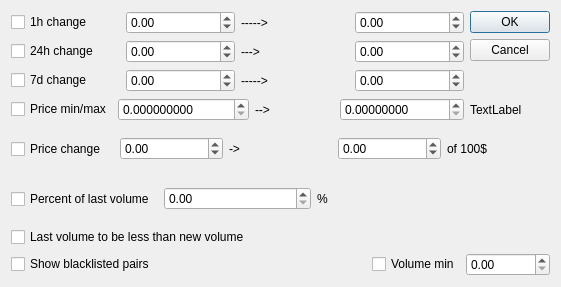
QTinman/CoinBrowser, file coinfilterdialog.ui: the form before one commit.
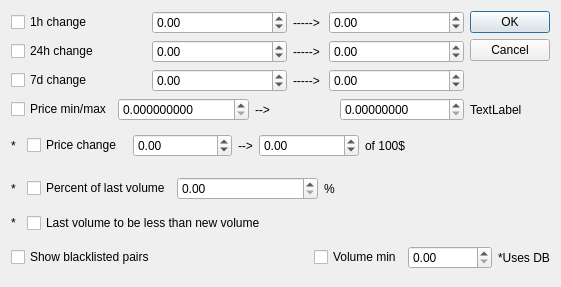
The form after the commit. Icons and pictures are not drawn.

What changed in the file:
```diff
--- a/coinfilterdialog.ui
+++ b/coinfilterdialog.ui
@@ -42,6 +42,12 @@
      </item>
      <item>
       <widget class="QLabel" name="label_2">
+       <property name="maximumSize">
+        <size>
+         <width>30</width>
+         <height>16777215</height>
+        </size>
+       </property>
        <property name="text">
         <string>-----&gt;</string>
        </property>
@@ -96,8 +102,14 @@
      </item>
      <item>
       <widget class="QLabel" name="label_3">
+       <property name="maximumSize">
+        <size>
+         <width>30</width>
+         <height>16777215</height>
+        </size>
+       </property>
        <property name="text">
-        <string>---&gt;</string>
+        <string>-----&gt;</string>
        </property>
       </widget>
      </item>
@@ -140,6 +152,12 @@
      </item>
      <item>
       <widget class="QLabel" name="label_4">
+       <property name="maximumSize">
+        <size>
+         <width>30</width>
+         <height>16777215</height>
+        </size>
+       </property>
        <property name="text">
         <string>-----&gt;</string>
        </property>
@@ -201,10 +219,36 @@
      </item>
     </layout>
    </item>
-   <item row="4" column="0" colspan="2">
+   <item row="3" column="1">
+    <widget class="QLabel" name="crypt">
+     <property name="text">
+      <string>TextLabel</string>
+     </property>
+    </widget>
+   </item>
+   <item row="4" column="0">
     <layout class="QHBoxLayout" name="horizontalLayout_5">
+     <item>
+      <widget class="QLabel" name="label_6">
+       <property name="maximumSize">
+        <size>
+         <width>10</width>
+         <height>16777215</height>
+        </size>
+       </property>
+       <property name="text">
+        <string>*</string>
+       </property>
+      </widget>
+     </item>
      <item>
       <widget class="QCheckBox" name="pricechange">
+       <property name="maximumSize">
+        <size>
+         <width>100</width>
+         <height>16777215</height>
+        </size>
+       </property>
        <property name="text">
         <string>Price change</string>
        </property>
@@ -225,8 +269,14 @@
      </item>
      <item>
       <widget class="QLabel" name="label_7">
+       <property name="maximumSize">
+        <size>
+         <width>15</width>
+         <height>16777215</height>
+        </size>
+       </property>
        <property name="text">
-        <string>-&gt;</string>
+        <string>--&gt;</string>
        </property>
       </widget>
      </item>
@@ -254,6 +304,19 @@
    </item>
    <item row="5" column="0">
     <layout class="QHBoxLayout" name="horizontalLayout">
+     <item>
+      <widget class="QLabel" name="label_9">
+       <property name="maximumSize">
+        <size>
+         <width>10</width>
+         <height>16777215</height>
+        </size>
+       </property>
+       <property name="text">
+        <string>*</string>
+       </property>
+      </widget>
+     </item>
      <item>
       <widget class="QCheckBox" name="use_last_volume">
        <property name="text">
@@ -281,11 +344,28 @@
     </layout>
    </item>
    <item row="6" column="0">
-    <widget class="QCheckBox" name="volume_greater">
-     <property name="text">
-      <string>Last volume to be less than new volume</string>
-     </property>
-    </widget>
+    <layout class="QHBoxLayout" name="horizontalLayout_8">
+     <item>
+      <widget class="QLabel" name="label_11">
+       <property name="maximumSize">
+        <size>
+         <width>10</width>
+         <height>16777215</height>
+        </size>
+       </property>
+       <property name="text">
+        <string>*</string>
+       </property>
+      </widget>
+     </item>
+     <item>
+      <widget class="QCheckBox" name="volume_greater">
+       <property name="text">
+        <string>Last volume to be less than new volume</string>
+       </property>
+      </widget>
+     </item>
+    </layout>
    </item>
    <item row="7" column="0" colspan="2">
     <layout class="QHBoxLayout" name="horizontalLayout_6">
@@ -323,15 +403,15 @@
        </property>
       </widget>
      </item>
+     <item>
+      <widget class="QLabel" name="label_10">
+       <property name="text">
+        <string>*Uses DB</string>
+       </property>
+      </widget>
+     </item>
     </layout>
    </item>
-   <item row="3" column="1">
-    <widget class="QLabel" name="crypt">
-     <property name="text">
-      <string>TextLabel</string>
-     </property>
-    </widget>
-   </item>
   </layout>
  </widget>
  <resources>
```
